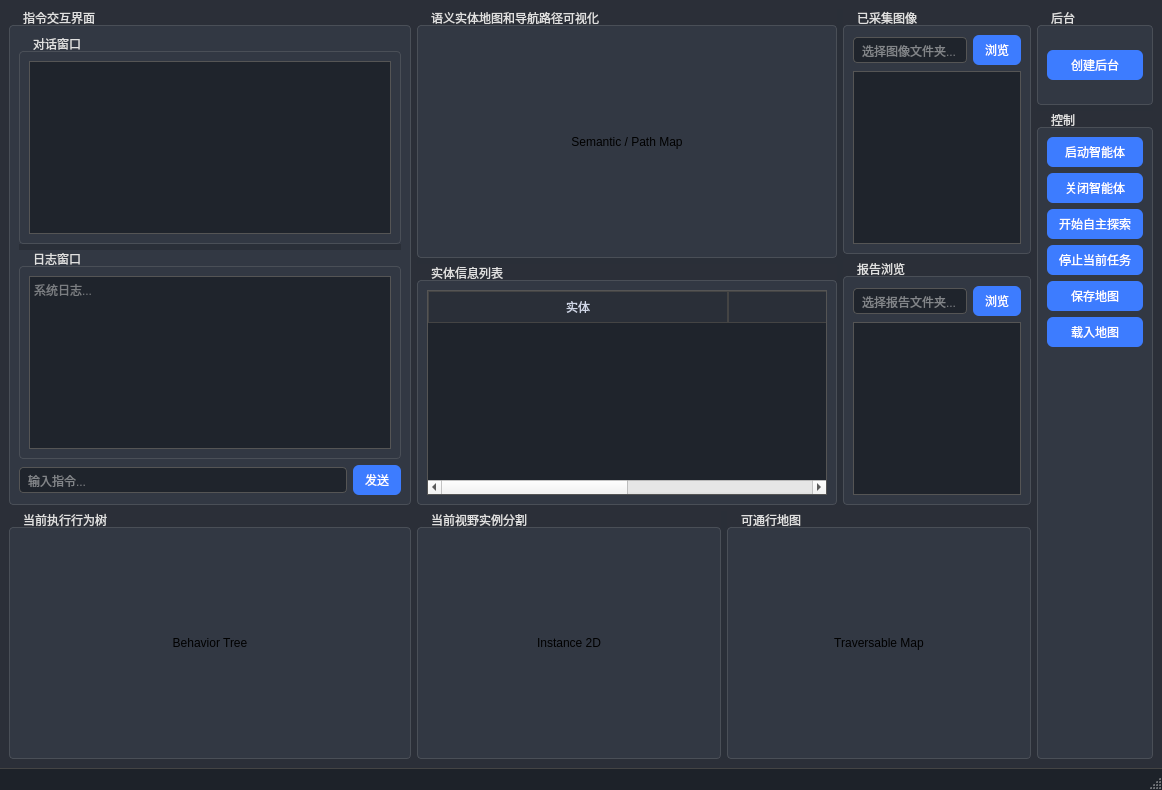
Before: the Qt Designer form app/window.ui in xyyandhtl/EmbodiedGenAgent, drawn with Qt 5.
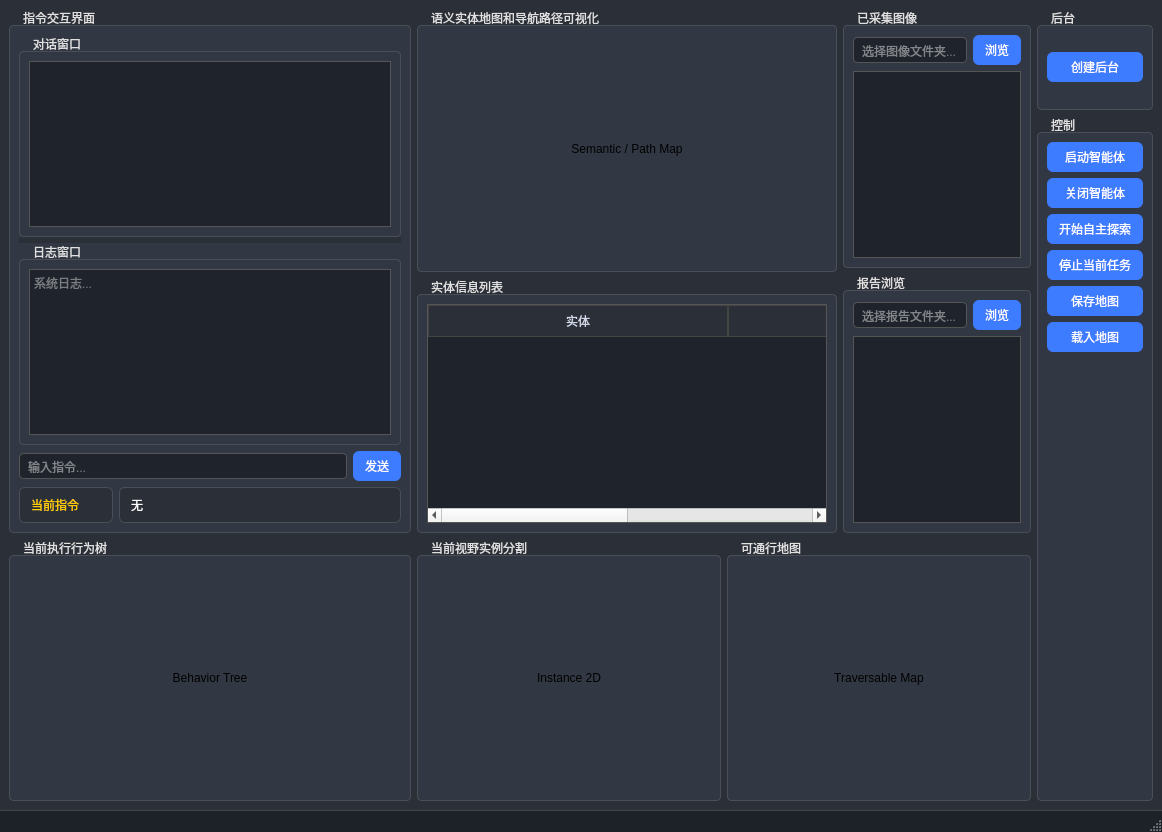
After: the same form once the commit is applied.

Patch:
```diff
--- a/app/window.ui
+++ b/app/window.ui
@@ -183,12 +183,109 @@
            <property name="placeholderText">
             <string>输入指令...</string>
            </property>
+           <property name="minimumHeight">
+            <number>40</number>
+           </property>
+           <property name="styleSheet">
+            <string>
+             QLineEdit {
+                 font: 14px "Microsoft YaHei";
+                 background: #1f242c;
+                 color: #e6e6e6;
+                 border: 1px solid #555;
+                 border-radius: 4px;
+                 padding: 4px 6px;
+                 selection-background-color: #3d7cff;
+                 selection-color: white;
+             }
+            </string>
+           </property>
           </widget>
          </item>
          <item>
           <widget class="QPushButton" name="sendInstructionBtn">
            <property name="text">
             <string>发送</string>
+           </property>
+           <property name="minimumHeight">
+            <number>40</number>
+           </property>
+           <property name="styleSheet">
+            <string>
+             QPushButton {
+                 font: 14px "Microsoft YaHei";
+                 background: #3d7cff;
+                 color: white;
+                 border-radius: 6px;
+                 padding: 6px 12px;
+             }
+             QPushButton:hover { background: #5b93ff; }
+             QPushButton:pressed { background: #2d68dd; }
+             QPushButton:disabled {
+                 background: #3d7cff55;
+                 color: #dddddd88;
+             }
+            </string>
+           </property>
+          </widget>
+         </item>
+        </layout>
+       </item>
+       <item>
+        <layout class="QHBoxLayout" name="hboxInstructionDisplay">
+         <item>
+          <widget class="QLabel" name="instructionLabel">
+           <property name="text">
+            <string>当前指令</string>
+           </property>
+           <property name="alignment">
+            <set>Qt::AlignLeft</set>
+           </property>
+           <property name="styleSheet">
+            <string>
+             QLabel {
+                 font: bold 14px "Microsoft YaHei";
+                 color: #ffcc00;
+                 background-color: #2a2f38;
+                 border: 1px solid #4a4f57;
+                 border-radius: 6px;
+                 padding: 8px;
+             }
+            </string>
+           </property>
+           <property name="sizePolicy">
+            <sizepolicy hsizetype="Preferred" vsizetype="Preferred">
+             <horstretch>1</horstretch>
+             <verstretch>0</verstretch>
+            </sizepolicy>
+           </property>
+          </widget>
+         </item>
+         <item>
+          <widget class="QLabel" name="instructionValueLabel">
+           <property name="text">
+            <string>无</string>
+           </property>
+           <property name="alignment">
+            <set>Qt::AlignLeft</set>
+           </property>
+           <property name="styleSheet">
+            <string>
+             QLabel {
+                 font: bold 14px "Microsoft YaHei";
+                 color: #ffffff;
+                 background-color: #2a2f38;
+                 border: 1px solid #4a4f57;
+                 border-radius: 6px;
+                 padding: 8px;
+             }
+            </string>
+           </property>
+           <property name="sizePolicy">
+            <sizepolicy hsizetype="Expanding" vsizetype="Preferred">
+             <horstretch>3</horstretch>
+             <verstretch>0</verstretch>
+            </sizepolicy>
            </property>
           </widget>
          </item>
```
